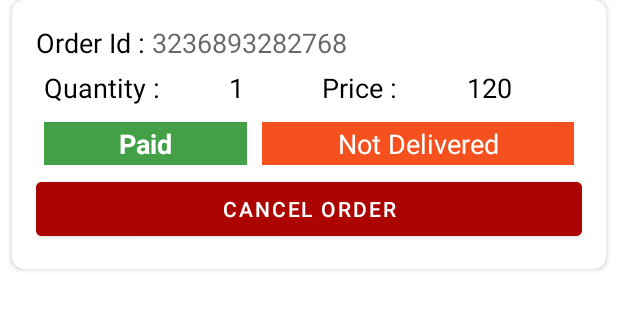
After one commit to divyanshugupta29/Jal-Yaan, an Android app: the layout order.xml on its own in the app's theme, with its tools: preview values and no code run, on a phone screen of 412 x 824 dp. The commit adds this screen. Shown: the top 310 px of the screen. Run offline under Robolectric (Android 15) with nearby library versions, the phone set to English and light mode, and no system bars.

Commit message:
order shown in history

```diff
--- a/app/build.gradle
+++ b/app/build.gradle
@@ -47,4 +47,5 @@ dependencies {
     implementation platform('com.google.firebase:firebase-bom:29.3.0')
     implementation 'com.google.android.gms:play-services-auth:20.1.0'
     implementation 'com.razorpay:checkout:1.6.18'
+    implementation 'com.firebaseui:firebase-ui-database:8.0.1'
 }
--- a/app/src/main/java/com/example/jalyaan/MainActivity.java
+++ b/app/src/main/java/com/example/jalyaan/MainActivity.java
@@ -115,8 +115,8 @@ public class MainActivity extends AppCompatActivity implements PaymentResultList
                 break;
 
             case R.id.history:
-
-                Toast.makeText(this, "History", Toast.LENGTH_SHORT).show();
+                startActivity(new Intent(MainActivity.this,OrderActivity.class));
+                //Toast.makeText(this, "History", Toast.LENGTH_SHORT).show();
                 break;
 
             case R.id.setting:
--- a/app/src/main/java/com/example/jalyaan/Order.java
+++ b/app/src/main/java/com/example/jalyaan/Order.java
@@ -9,6 +9,11 @@ public class Order {
     String price;
     boolean isDelivered;
     //LocalDateTime date;
+
+
+    public Order() {
+    }
+
     public Order(String orderID, String uid, String quantiy, String price) {
         this.orderID = orderID;
         this.uid = uid;
--- /dev/null
+++ b/app/src/main/res/layout/order.xml
@@ -0,0 +1,121 @@
+<?xml version="1.0" encoding="utf-8"?>
+<androidx.cardview.widget.CardView xmlns:android="http://schemas.android.com/apk/res/android"
+    android:layout_width="match_parent"
+    android:layout_height="wrap_content"
+    xmlns:app="http://schemas.android.com/apk/res-auto"
+    android:layout_marginBottom="8dp"
+    android:layout_marginLeft="8dp"
+    android:layout_marginRight="8dp"
+    android:background="#f9f9f9"
+
+    app:cardCornerRadius="8dp">
+    <LinearLayout
+        android:layout_width="match_parent"
+        android:layout_height="match_parent"
+        android:padding="16dp"
+        android:orientation="vertical">
+        <LinearLayout
+            android:layout_width="match_parent"
+            android:layout_height="wrap_content"
+            android:orientation="horizontal">
+            <TextView
+                android:layout_width="wrap_content"
+                android:layout_height="wrap_content"
+                android:text="Order Id : "
+                android:textAppearance="@style/TextAppearance.AppCompat.Medium"
+                android:textColor="@color/black"/>
+            <TextView
+                android:id="@+id/order_orderID_TV"
+                android:layout_width="wrap_content"
+                android:layout_height="wrap_content"
+                android:text="3236893282768"
+                android:textAppearance="@style/TextAppearance.AppCompat.Medium" />
+
+        </LinearLayout>
+        <LinearLayout
+            android:layout_width="match_parent"
+            android:layout_height="wrap_content">
+            <LinearLayout
+                android:layout_width="wrap_content"
+                android:layout_height="match_parent"
+                android:layout_margin="5dp"
+                android:orientation="horizontal"
+                android:layout_weight="1">
+                <TextView
+                    android:layout_width="wrap_content"
+                    android:layout_height="wrap_content"
+                    android:text="Quantity : "
+                    android:textAppearance="@style/TextAppearance.AppCompat.Medium"
+                    android:textColor="@color/black"/>
+                <TextView
+                    android:id="@+id/order_quantityTV"
+                    android:layout_width="wrap_content"
+                    android:layout_height="wrap_content"
+                    android:text="1"
+                    android:layout_weight="1"
+                    android:gravity="center"
+                    android:textAppearance="@style/TextAppearance.AppCompat.Medium"
+                    android:textColor="@color/black"/>
+            </LinearLayout>
+            <LinearLayout
+                android:layout_width="wrap_content"
+                android:layout_height="match_parent"
+                android:layout_margin="5dp"
+                android:orientation="horizontal"
+                android:layout_weight="1">
+                <TextView
+                    android:layout_width="wrap_content"
+                    android:layout_height="wrap_content"
+                    android:text="Price : "
+                    android:textAppearance="@style/TextAppearance.AppCompat.Medium"
+                    android:textColor="@color/black"/>
+                <TextView
+                    android:id="@+id/order_priceTV"
+                    android:layout_width="wrap_content"
+                    android:layout_height="wrap_content"
+                    android:layout_weight="1"
+                    android:gravity="center"
+                    android:text="120"
+                    android:textAppearance="@style/TextAppearance.AppCompat.Medium"
+                    android:textColor="@color/black"/>
+            </LinearLayout>
+        </LinearLayout>
+        <LinearLayout
+            android:layout_width="match_parent"
+            android:layout_height="wrap_content"
+            android:padding="5dp"
+            android:orientation="horizontal">
+            <TextView
+                android:layout_width="wrap_content"
+                android:layout_height="wrap_content"
+                android:padding="2dp"
+                android:layout_marginRight="10dp"
+                android:text="Paid"
+                android:textStyle="bold"
+                android:background="#43A047"
+                android:gravity="center"
+                android:layout_weight="1"
+                android:textAppearance="@style/TextAppearance.AppCompat.Medium"
+                android:textColor="#FFF"/>
+            <TextView
+                android:id="@+id/order_isDeliveredTV"
+                android:padding="2dp"
+                android:layout_width="wrap_content"
+                android:layout_height="wrap_content"
+                android:layout_weight="1"
+                android:gravity="center"
+                android:text="Not Delivered"
+                android:background="#F4511E"
+                android:textColor="#FFF"
+                android:textAppearance="@style/TextAppearance.AppCompat.Medium" />
+
+        </LinearLayout>
+        <Button
+            android:id="@+id/order_cancelOrderBtn"
+            android:layout_width="match_parent"
+            android:layout_height="wrap_content"
+            android:text="Cancel Order"
+            android:backgroundTint="#AC0400"/>
+    </LinearLayout>
+
+</androidx.cardview.widget.CardView>
```
Also changed, not shown: app/src/main/AndroidManifest.xml (+5 -5 lines), app/src/main/java/com/example/jalyaan/OrderActivity.java (added, +42 -0 lines), app/src/main/java/com/example/jalyaan/UserOrdersAdapter.java (added, +62 -0 lines), app/src/main/res/layout/activity_order.xml (added, +23 -0 lines).
